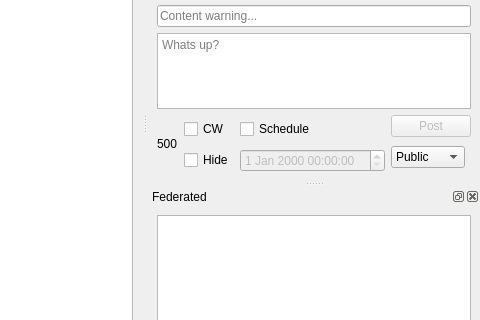
Old version of the form ui/main.ui in the repository compufox/et; both pictures show x 415 to 895 and y 284 to 604 of the 895 by 816 pixel window.
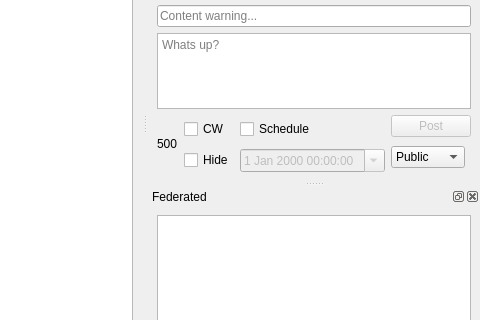
New version of the form.

Commit message:
scheduled posts functionality works
preload timelines as soon as UI is initialized
ensured we clear our timelines on shutdown
preload oldest -> newest
add icon for post button
mostly fix expanding CWs messing up widget height in listview

What changed in the file:
```diff
--- a/ui/main.ui
+++ b/ui/main.ui
@@ -395,6 +395,9 @@
            <property name="enabled">
             <bool>false</bool>
            </property>
+           <property name="calendarPopup">
+            <bool>true</bool>
+           </property>
           </widget>
          </item>
         </layout>
```
Left out of the diff: 9 changed lines with no effect on the pictures. The commit also changes 2 other files.
